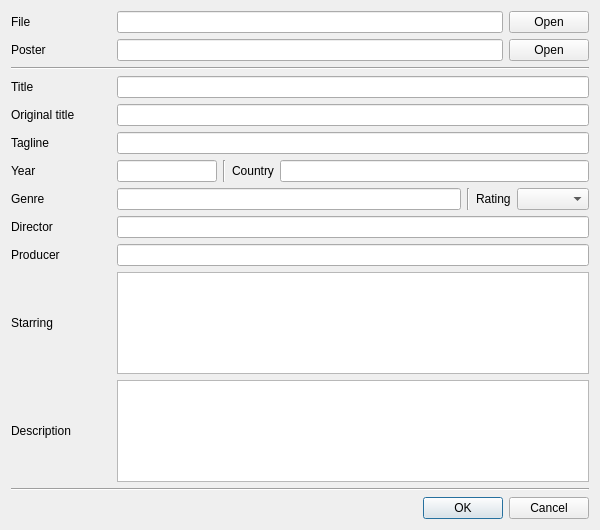
Before: the Qt Designer form src/addfilmwindow.ui in eugene-melnik/alexandra, drawn with Qt 5.
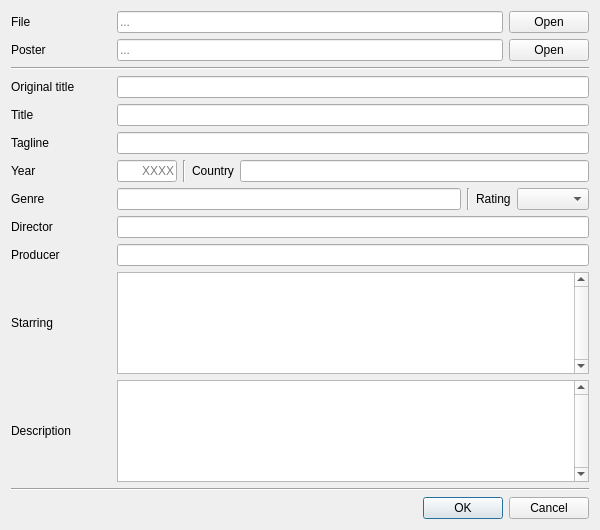
After: the same form once the commit is applied. Icons and pictures are not drawn.

Patch:
```diff
--- a/src/addfilmwindow.ui
+++ b/src/addfilmwindow.ui
@@ -46,7 +46,17 @@
       </widget>
      </item>
      <item>
-      <widget class="QLineEdit" name="eFilmFileName"/>
+      <widget class="QLineEdit" name="eFilmFileName">
+       <property name="maxLength">
+        <number>3000</number>
+       </property>
+       <property name="placeholderText">
+        <string notr="true">...</string>
+       </property>
+       <property name="clearButtonEnabled">
+        <bool>false</bool>
+       </property>
+      </widget>
      </item>
      <item>
       <widget class="QPushButton" name="bOpenFile">
@@ -73,7 +83,17 @@
       </widget>
      </item>
      <item>
-      <widget class="QLineEdit" name="ePosterFileName"/>
+      <widget class="QLineEdit" name="ePosterFileName">
+       <property name="maxLength">
+        <number>3000</number>
+       </property>
+       <property name="placeholderText">
+        <string notr="true">...</string>
+       </property>
+       <property name="clearButtonEnabled">
+        <bool>false</bool>
+       </property>
+      </widget>
      </item>
      <item>
       <widget class="QPushButton" name="bOpenPoster">
@@ -91,26 +111,6 @@
      </property>
     </widget>
    </item>
-   <item>
-    <layout class="QHBoxLayout" name="horizontalLayout_3">
-     <item>
-      <widget class="QLabel" name="labelTitle">
-       <property name="minimumSize">
-        <size>
-         <width>100</width>
-         <height>0</height>
-        </size>
-       </property>
-       <property name="text">
-        <string>Title</string>
-       </property>
-      </widget>
-     </item>
-     <item>
-      <widget class="QLineEdit" name="eTitle"/>
-     </item>
-    </layout>
-   </item>
    <item>
     <layout class="QHBoxLayout" name="horizontalLayout_4">
      <item>
@@ -127,7 +127,41 @@
       </widget>
      </item>
      <item>
-      <widget class="QLineEdit" name="eOriginalTitle"/>
+      <widget class="QLineEdit" name="eOriginalTitle">
+       <property name="maxLength">
+        <number>500</number>
+       </property>
+       <property name="clearButtonEnabled">
+        <bool>true</bool>
+       </property>
+      </widget>
+     </item>
+    </layout>
+   </item>
+   <item>
+    <layout class="QHBoxLayout" name="horizontalLayout_3">
+     <item>
+      <widget class="QLabel" name="labelTitle">
+       <property name="minimumSize">
+        <size>
+         <width>100</width>
+         <height>0</height>
+        </size>
+       </property>
+       <property name="text">
+        <string>Title</string>
+       </property>
+      </widget>
+     </item>
+     <item>
+      <widget class="QLineEdit" name="eTitle">
+       <property name="maxLength">
+        <number>500</number>
+       </property>
+       <property name="clearButtonEnabled">
+        <bool>true</bool>
+       </property>
+      </widget>
      </item>
     </layout>
    </item>
@@ -170,10 +204,22 @@
       <widget class="QLineEdit" name="eYear">
        <property name="maximumSize">
         <size>
-         <width>100</width>
+         <width>60</width>
          <height>16777215</height>
         </size>
        </property>
+       <property name="inputMask">
+        <string notr="true">9999</string>
+       </property>
+       <property name="maxLength">
+        <number>4</number>
+       </property>
+       <property name="alignment">
+        <set>Qt::AlignRight|Qt::AlignTrailing|Qt::AlignVCenter</set>
+       </property>
+       <property name="placeholderText">
+        <string notr="true">XXXX</string>
+       </property>
       </widget>
      </item>
      <item>
@@ -191,7 +237,11 @@
       </widget>
      </item>
      <item>
-      <widget class="QLineEdit" name="eCountry"/>
+      <widget class="QLineEdit" name="eCountry">
+       <property name="maxLength">
+        <number>200</number>
+       </property>
+      </widget>
      </item>
     </layout>
    </item>
@@ -292,7 +342,11 @@
       </widget>
      </item>
      <item>
-      <widget class="QTextBrowser" name="tStarring"/>
+      <widget class="QPlainTextEdit" name="tStarring">
+       <property name="verticalScrollBarPolicy">
+        <enum>Qt::ScrollBarAlwaysOn</enum>
+       </property>
+      </widget>
      </item>
     </layout>
    </item>
@@ -312,7 +366,11 @@
       </widget>
      </item>
      <item>
-      <widget class="QTextBrowser" name="tDescription"/>
+      <widget class="QPlainTextEdit" name="tDescription">
+       <property name="verticalScrollBarPolicy">
+        <enum>Qt::ScrollBarAlwaysOn</enum>
+       </property>
+      </widget>
      </item>
     </layout>
    </item>
```
Left out of the diff: 46 changed lines with no effect on the pictures.
